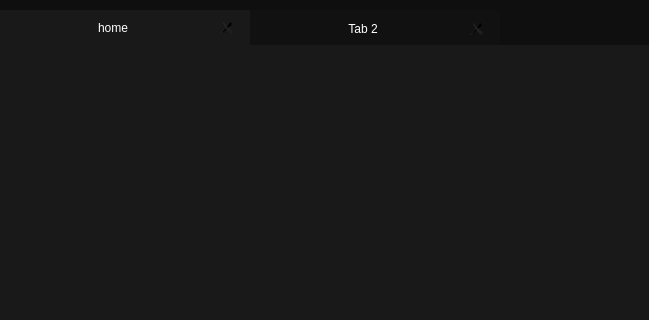
This is mainwindow.ui in 0xangoone/DARB-browser as Qt 5 draws it before an edit; both pictures show x 0 to 649 and y 0 to 320 of the 1161 by 737 pixel window. The edited form follows.
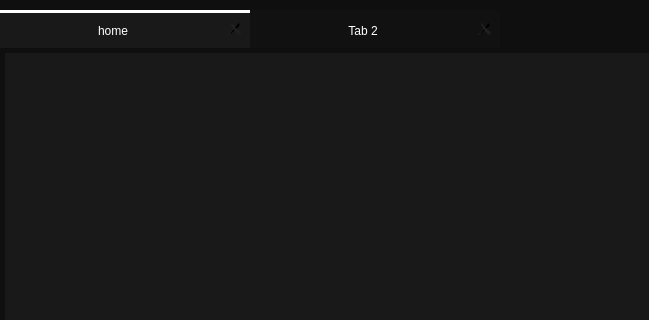
This is the edited form. The open tabs and pages were chosen to show the change. Icons and pictures are not drawn.

```diff
--- a/mainwindow.ui
+++ b/mainwindow.ui
@@ -86,21 +86,26 @@
         </property>
         <property name="styleSheet">
          <string notr="true">QTabBar::tab:selected{
-	background:rgb(25,25,25);
-	
+	background:rgb(25,25,25);	
+    border-top: 3px solid rgb(255,255,255); 
 }
 QTabBar::tab {
 	color:white;
 	width:250px;
 	height:35px;
 	background:rgb(17,17,17);
+	maragin:0px;
+	border-top: 3px solid rgb(17,17,17); 
+
+	padding:0;
 }
 QWidget{
+	padding-top:0px;
 	background:rgb(25,25,25);
 }
 QTabWidget::pane {
         border: 0px;
-        margin: 0px;
+        margin: 5px;
         padding: 0px;
 }
 QTabBar::close-button {
```
Left out of the diff: 2 changed lines with no effect on the pictures.
